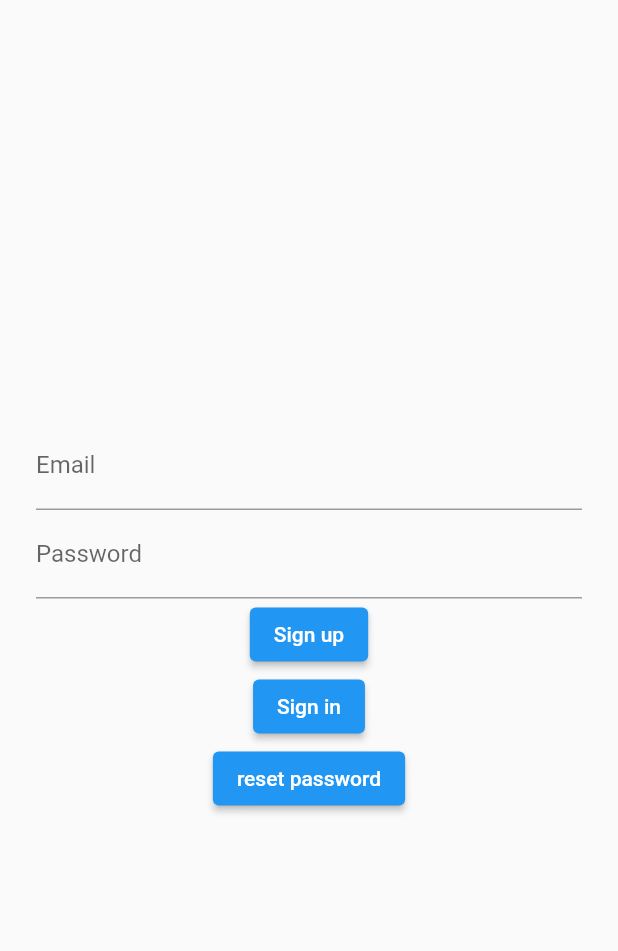
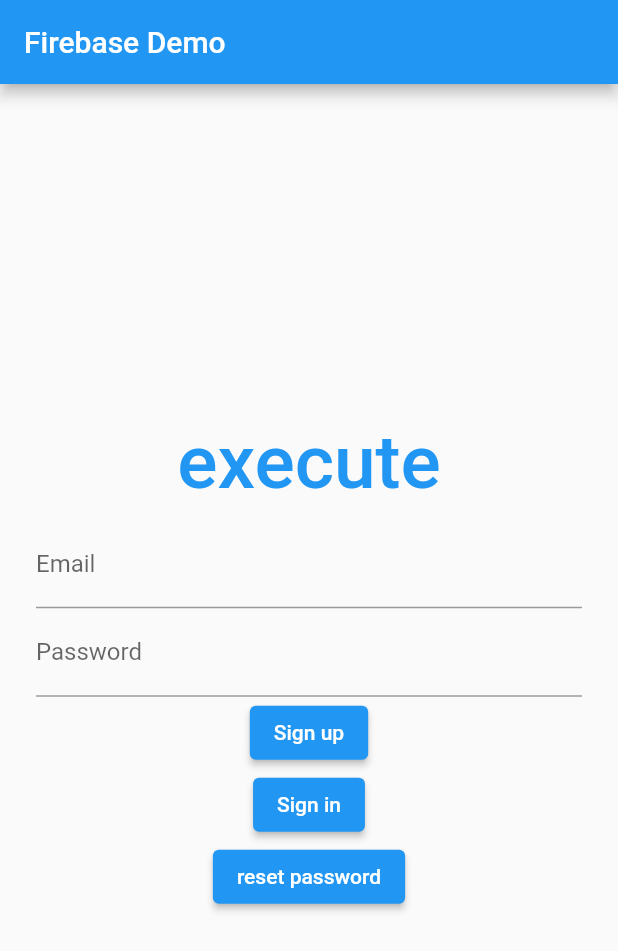
Before and after one commit to SugitaMotoki/chiken, a Flutter app: the screen it shows after launch, on a phone screen of 412 x 824 dp. Shown: the top 951 px of the screen. Run offline on Flutter 3.47's test engine with Material 2 defaults, Android fonts, the phone set to English and light mode, and no system bars; our stand-ins replace cloud_firestore, firebase_auth, firebase_core; accounts and stored records are empty.

```diff
--- a/lib/main.dart
+++ b/lib/main.dart
@@ -1,3 +1,4 @@
+import 'package:cloud_firestore/cloud_firestore.dart';
 import 'package:flutter/material.dart';
 import 'package:firebase_auth/firebase_auth.dart';
 import 'package:firebase_core/firebase_core.dart';
@@ -41,12 +42,31 @@ class _MyHomePageState extends State<MyHomePage> {
   @override
   Widget build(BuildContext context) {
     return Scaffold(
+      appBar: AppBar(
+        title: const Text("Firebase Demo"),
+      ),
       body: Center(
         child: Container(
           padding: const EdgeInsets.all(24),
           child: Column(
             mainAxisAlignment: MainAxisAlignment.center,
             children: <Widget>[
+              TextButton(
+                onPressed: () {
+                  FirebaseFirestore.instance
+                      .collection("chiken")
+                      .doc("uoz3s5WsKXDi9c29X7r2")
+                      .get()
+                      .then((ref) {
+                    print(ref.data());
+                  });
+                  print("button pressed");
+                },
+                child: const Text(
+                  "execute",
+                  style: TextStyle(fontSize: 50),
+                ),
+              ),
               TextFormField(
                 decoration: const InputDecoration(labelText: 'Email'),
                 onChanged: (String value) {
```
